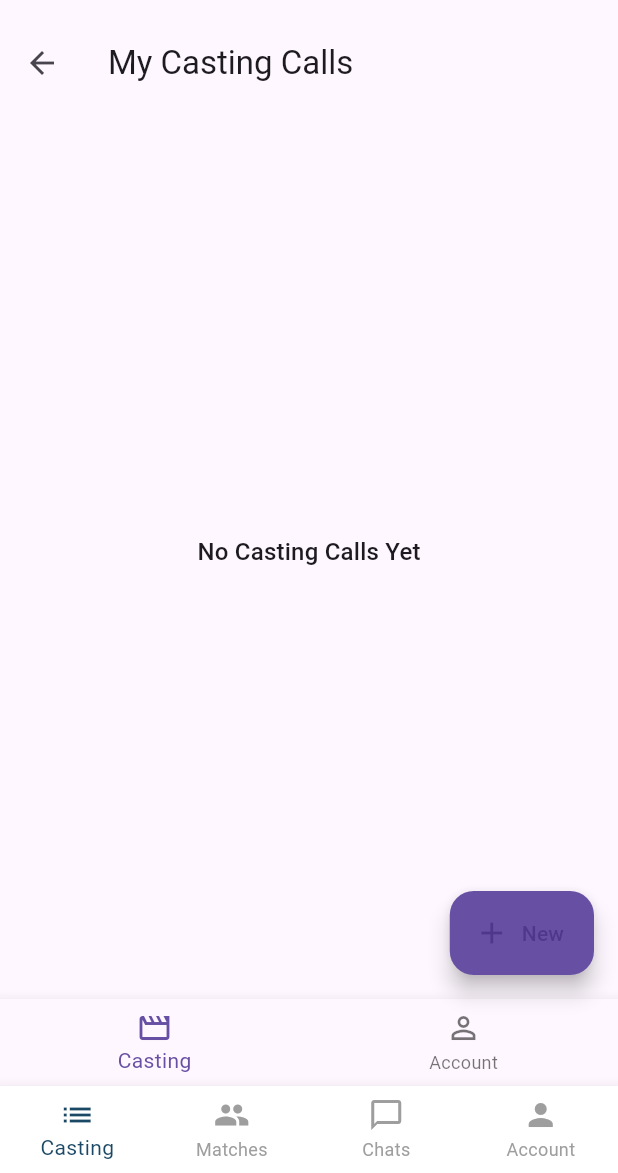
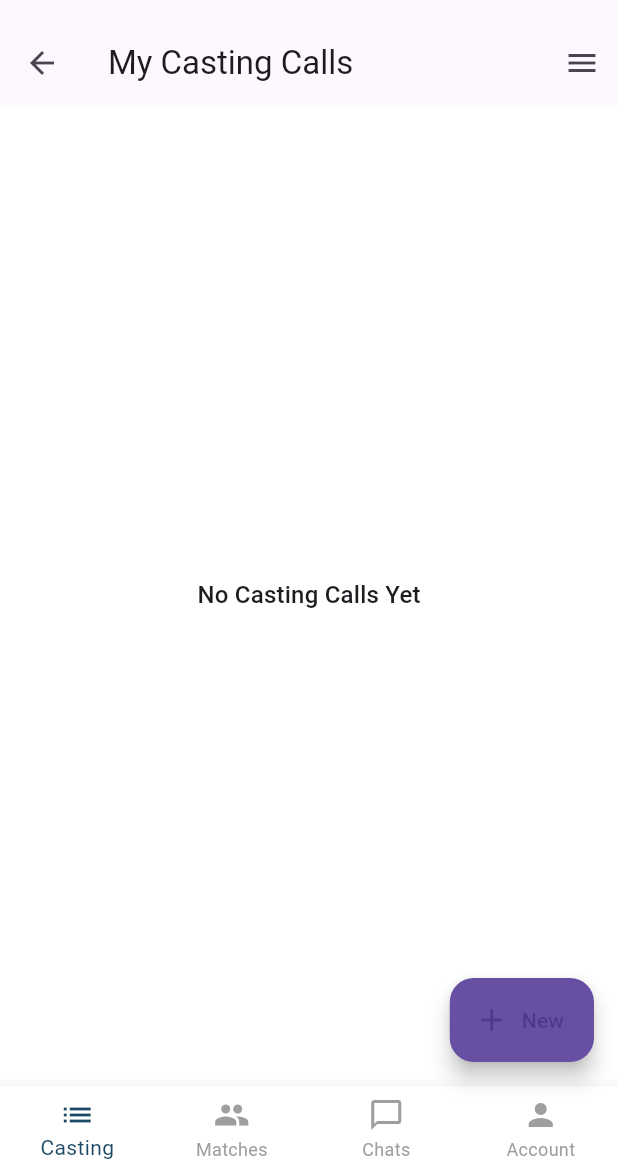
Before and after one commit to Vrushabh102/ai_actor, a Flutter app: the DirectorHomeScreen screen opened directly, on a phone screen of 412 x 824 dp, the part 63-1236 px from its top. Run offline on Flutter 3.47's test engine with Material 3 defaults, Android fonts, the phone set to English and light mode, and no system bars; our stand-ins replace cloud_firestore, firebase_auth, firebase_core; accounts and stored records are empty.

Commit message:
bottom nav fix 2

```diff
--- a/lib/screens/director/director_casting_calls_screen.dart
+++ b/lib/screens/director/director_casting_calls_screen.dart
@@ -40,8 +40,9 @@
       });
     } catch (e) {
       setState(() => _isLoading = false);
-      ScaffoldMessenger.of(context)
-          .showSnackBar(SnackBar(content: Text('Error: $e')));
+      ScaffoldMessenger.of(
+        context,
+      ).showSnackBar(SnackBar(content: Text('Error: $e')));
     }
   }
 
@@ -49,62 +50,30 @@
   Widget build(BuildContext context) {
     final theme = Theme.of(context);
 
-    return Scaffold(
-      backgroundColor: theme.scaffoldBackgroundColor,
-
+    return Column(
+      children: [
         /// ✅ THEME AWARE APP BAR
-      appBar: AppBar(
+        AppBar(
           backgroundColor: theme.appBarTheme.backgroundColor,
           elevation: 0,
-        title: Text(
-          'My Casting Calls',
-          style: theme.textTheme.titleLarge,
-        ),
+          title: Text('My Casting Calls', style: theme.textTheme.titleLarge),
           iconTheme: theme.iconTheme,
         ),
 
-      body: _isLoading
+        /// ✅ BODY CONTENT
+        Expanded(
+          child: _isLoading
               ? const Center(child: CircularProgressIndicator())
               : _buildContent(theme),
-
-      floatingActionButton: FloatingActionButton.extended(
-        backgroundColor: theme.colorScheme.primary,
-        onPressed: _navigateToCreateCall,
-        icon: const Icon(Icons.add),
-        label: const Text('New'),
-      ),
-
-      /// ✅ THEME AWARE BOTTOM NAV
-      bottomNavigationBar: BottomNavigationBar(
-        currentIndex: _currentIndex,
-        backgroundColor:
-            theme.bottomNavigationBarTheme.backgroundColor,
-        selectedItemColor:
-            theme.bottomNavigationBarTheme.selectedItemColor,
-        unselectedItemColor:
-            theme.bottomNavigationBarTheme.unselectedItemColor,
-        onTap: (index) => setState(() => _currentIndex = index),
-        items: const [
-          BottomNavigationBarItem(
-            icon: Icon(Icons.movie_creation_outlined),
-            label: 'Casting',
-          ),
-          BottomNavigationBarItem(
-            icon: Icon(Icons.person_outline),
-            label: 'Account',
         ),
       ],
-      ),
     );
   }
 
   Widget _buildContent(ThemeData theme) {
     if (_castingCalls.isEmpty) {
       return Center(
-        child: Text(
-          'No Casting Calls Yet',
-          style: theme.textTheme.titleMedium,
-        ),
+        child: Text('No Casting Calls Yet', style: theme.textTheme.titleMedium),
       );
     }
 
@@ -137,11 +106,8 @@
   final CastingCall call;
   final VoidCallback onRefresh;
 
-  const CastingCallCard({
-    Key? key,
-    required this.call,
-    required this.onRefresh,
-  }) : super(key: key);
+  const CastingCallCard({Key? key, required this.call, required this.onRefresh})
+    : super(key: key);
 
   @override
   Widget build(BuildContext context) {
@@ -153,10 +119,7 @@
         color: theme.cardColor,
         borderRadius: BorderRadius.circular(16),
         boxShadow: [
-          BoxShadow(
-            color: Colors.black.withOpacity(0.05),
-            blurRadius: 10,
-          ),
+          BoxShadow(color: Colors.black.withOpacity(0.05), blurRadius: 10),
         ],
       ),
       child: Column(
@@ -164,14 +127,12 @@
         children: [
           Text(
             call.title,
-            style: theme.textTheme.titleMedium
-                ?.copyWith(fontWeight: FontWeight.bold),
+            style: theme.textTheme.titleMedium?.copyWith(
+              fontWeight: FontWeight.bold,
+            ),
           ),
           const SizedBox(height: 6),
-          Text(
-            call.characterName,
-            style: theme.textTheme.bodyMedium,
-          ),
+          Text(call.characterName, style: theme.textTheme.bodyMedium),
           const SizedBox(height: 12),
           Text(
             call.description,
--- a/lib/screens/director/director_home_screen.dart
+++ b/lib/screens/director/director_home_screen.dart
@@ -3,6 +3,7 @@
 import '../../providers/auth_provider.dart';
 import 'director_casting_calls_screen.dart';
 import 'director_matches_screen.dart';
+import 'create_casting_call_screen.dart';
 
 class DirectorHomeScreen extends StatefulWidget {
   const DirectorHomeScreen({Key? key}) : super(key: key);
@@ -24,21 +25,21 @@
     final screens = [
       const DirectorCastingCallsScreen(),
       const DirectorMatchesScreen(),
-      const Center(
-        child: Text('Chats Screen', style: TextStyle(fontSize: 20)),
-      ),
+      const Center(child: Text('Chats Screen', style: TextStyle(fontSize: 20))),
       const Center(
         child: Text('Account Screen', style: TextStyle(fontSize: 20)),
       ),
     ];
 
-    final ThemeData directorTheme =
-        _isDarkMode ? ThemeData.dark() : ThemeData.light();
+    final ThemeData directorTheme = _isDarkMode
+        ? ThemeData.dark()
+        : ThemeData.light();
 
     return Theme(
       data: directorTheme,
       child: Scaffold(
         key: _scaffoldKey,
+        backgroundColor: _isDarkMode ? const Color(0xFF121212) : Colors.white,
 
         /// ✅ APP BAR
         appBar: AppBar(
@@ -72,9 +73,7 @@
                 onTap: () {
                   Navigator.pop(context);
                   ScaffoldMessenger.of(context).showSnackBar(
-                    const SnackBar(
-                      content: Text('Notifications coming soon'),
-                    ),
+                    const SnackBar(content: Text('Notifications coming soon')),
                   );
                 },
               ),
@@ -106,34 +105,41 @@
         /// ✅ BODY (ONLY CONTENT, NO NAV)
         body: SafeArea(child: screens[_selectedIndex]),
 
+        /// ✅ FLOATING ACTION BUTTON (only for Casting Calls screen)
+        floatingActionButton: _selectedIndex == 0
+            ? FloatingActionButton.extended(
+                backgroundColor: directorTheme.colorScheme.primary,
+                onPressed: () {
+                  Navigator.push(
+                    context,
+                    MaterialPageRoute(
+                      builder: (_) => const CreateCastingCallScreen(),
+                    ),
+                  );
+                },
+                icon: const Icon(Icons.add),
+                label: const Text('New'),
+              )
+            : null,
+
         /// ✅ SINGLE BOTTOM NAV (NO DUPLICATE)
         bottomNavigationBar: BottomNavigationBar(
           type: BottomNavigationBarType.fixed,
-          backgroundColor:
-              _isDarkMode ? const Color(0xFF121212) : Colors.white,
+          backgroundColor: _isDarkMode ? const Color(0xFF121212) : Colors.white,
           currentIndex: _selectedIndex,
-          selectedItemColor:
-              _isDarkMode ? Colors.blueAccent : const Color(0xFF1B4965),
-          unselectedItemColor:
-              _isDarkMode ? Colors.grey.shade400 : Colors.grey,
+          selectedItemColor: _isDarkMode
+              ? Colors.blueAccent
+              : const Color(0xFF1B4965),
+          unselectedItemColor: _isDarkMode ? Colors.grey.shade400 : Colors.grey,
           onTap: (index) => setState(() => _selectedIndex = index),
           items: const [
-            BottomNavigationBarItem(
-              icon: Icon(Icons.list),
-              label: 'Casting',
-            ),
-            BottomNavigationBarItem(
-              icon: Icon(Icons.people),
-              label: 'Matches',
-            ),
+            BottomNavigationBarItem(icon: Icon(Icons.list), label: 'Casting'),
+            BottomNavigationBarItem(icon: Icon(Icons.people), label: 'Matches'),
             BottomNavigationBarItem(
               icon: Icon(Icons.chat_bubble_outline),
               label: 'Chats',
             ),
-            BottomNavigationBarItem(
-              icon: Icon(Icons.person),
-              label: 'Account',
-            ),
+            BottomNavigationBarItem(icon: Icon(Icons.person), label: 'Account'),
           ],
         ),
       ),
--- a/lib/screens/director/director_matches_screen.dart
+++ b/lib/screens/director/director_matches_screen.dart
@@ -40,9 +40,7 @@
 
   @override
   Widget build(BuildContext context) {
-    return Scaffold(
-      backgroundColor: const Color(0xFF0A0E21),
-      body: _isLoading
+    return _isLoading
         ? const Center(child: CircularProgressIndicator())
         : _matches.isEmpty
         ? const Center(
@@ -59,7 +57,6 @@
                 final match = _matches[index];
                 return DirectorMatchCard(match: match);
               },
-              ),
             ),
           );
   }
```
Lines whose indentation alone changed are shown as unchanged.
